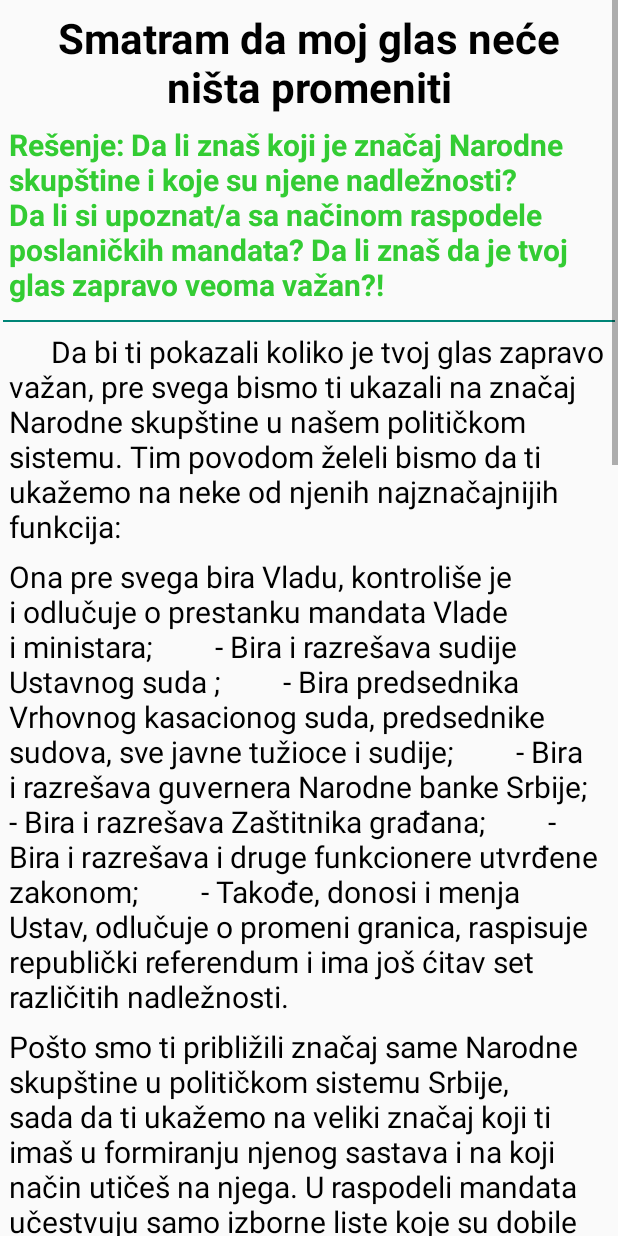
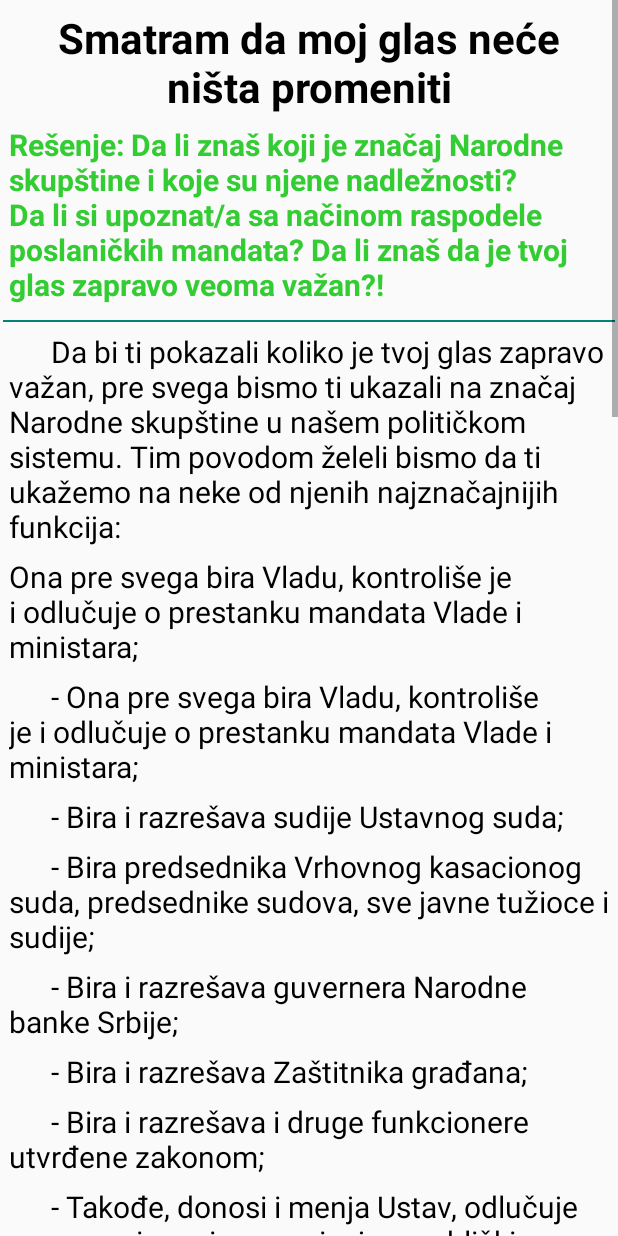
Before and after one commit to OgiVanKenobi/Code-to-Vote, an Android app: the Problem5Activity screen opened directly, with no data from a screen before it, on a phone screen of 412 x 824 dp. Run offline under Robolectric (Android 15) with nearby library versions, the phone set to English and light mode, and no system bars; libraries missing offline, so code that uses them is left out: uk.co.senab; 4 statements that could not run were skipped.

Commit message:
--Problem 5 layout fixed

```diff
--- /dev/null
+++ b/app/src/main/java/com/example/android/codetovote/domain/User.java
@@ -0,0 +1,7 @@
+package com.example.android.codetovote.domain;
+
+public class User {
+
+    private Long id;
+
+}
--- a/app/src/main/res/layout/activity_problem5.xml
+++ b/app/src/main/res/layout/activity_problem5.xml
@@ -67,24 +67,102 @@ na neke od njenih najznačajnijih funkcija:"
                 android:layout_marginLeft="6dp"
                 android:layout_marginRight="6dp"
                 android:gravity="center_vertical"
-                android:text="Ona pre svega bira Vladu, kontroliše je i odlučuje o prestanku mandata Vlade i
-ministara;
-        - Bira i razrešava sudije Ustavnog suda ;
-        - Bira predsednika Vrhovnog kasacionog suda, predsednike sudova, sve javne tužioce i
-sudije;
-        - Bira i razrešava guvernera Narodne banke Srbije;
-        - Bira i razrešava Zaštitnika građana;
-        - Bira i razrešava i druge funkcionere utvrđene zakonom;
-        - Takođe, donosi i menja Ustav, odlučuje o promeni granica, raspisuje republički
-referendum i ima još ćitav set različitih nadležnosti."
+                android:text="Ona pre svega bira Vladu, kontroliše je i odlučuje o prestanku mandata Vlade i ministara; "
                 android:textColor="#000000"
                 android:textSize="20sp" />
+
+            <TextView
+                android:id="@+id/P5TextView21"
+                android:layout_width="wrap_content"
+                android:layout_height="wrap_content"
+                android:layout_marginTop="6dp"
+                android:layout_marginLeft="6dp"
+                android:layout_marginRight="6dp"
+                android:gravity="center_vertical"
+                android:text="      - Ona pre svega bira Vladu, kontroliše je i odlučuje o prestanku mandata Vlade i ministara; "
+                android:textColor="#000000"
+                android:textSize="20sp" />
+
+            <TextView
+                android:id="@+id/P5TextView22"
+                android:layout_width="wrap_content"
+                android:layout_height="wrap_content"
+                android:layout_marginTop="6dp"
+                android:layout_marginLeft="6dp"
+                android:layout_marginRight="6dp"
+                android:gravity="center_vertical"
+                android:text="      - Bira i razrešava sudije Ustavnog suda;"
+                android:textColor="#000000"
+                android:textSize="20sp" />
+
+            <TextView
+                android:id="@+id/P5TextView23"
+                android:layout_width="wrap_content"
+                android:layout_height="wrap_content"
+                android:layout_marginTop="6dp"
+                android:layout_marginLeft="6dp"
+                android:layout_marginRight="6dp"
+                android:gravity="center_vertical"
+                android:text="      - Bira predsednika Vrhovnog kasacionog suda, predsednike sudova, sve javne tužioce i sudije;"
+                android:textColor="#000000"
+                android:textSize="20sp" />
+
+            <TextView
+                android:id="@+id/P5TextView24"
+                android:layout_width="wrap_content"
+                android:layout_height="wrap_content"
+                android:layout_marginTop="6dp"
+                android:layout_marginLeft="6dp"
+                android:layout_marginRight="6dp"
+                android:gravity="center_vertical"
+                android:text="      - Bira i razrešava guvernera Narodne banke Srbije;"
+                android:textColor="#000000"
+                android:textSize="20sp" />
+
+            <TextView
+                android:id="@+id/P5TextView25"
+                android:layout_width="wrap_content"
+                android:layout_height="wrap_content"
+                android:layout_marginTop="6dp"
+                android:layout_marginLeft="6dp"
+                android:layout_marginRight="6dp"
+                android:gravity="center_vertical"
+                android:text="      - Bira i razrešava Zaštitnika građana;"
+                android:textColor="#000000"
+                android:textSize="20sp" />
+
+            <TextView
+                android:id="@+id/P5TextView26"
+                android:layout_width="wrap_content"
+                android:layout_height="wrap_content"
+                android:layout_marginTop="6dp"
+                android:layout_marginLeft="6dp"
+                android:layout_marginRight="6dp"
+                android:gravity="center_vertical"
+                android:text="      - Bira i razrešava i druge funkcionere utvrđene zakonom;"
+                android:textColor="#000000"
+                android:textSize="20sp" />
+
+
+            <TextView
+                android:id="@+id/P5TextView27"
+                android:layout_width="wrap_content"
+                android:layout_height="wrap_content"
+                android:layout_marginTop="6dp"
+                android:layout_marginLeft="6dp"
+                android:layout_marginRight="6dp"
+                android:gravity="center_vertical"
+                android:text="      - Takođe, donosi i menja Ustav, odlučuje o promeni granica, raspisuje republički referendum i ima još ćitav set različitih nadležnosti."
+                android:textColor="#000000"
+                android:textSize="20sp" />
+
+
 
             <TextView
                 android:id="@+id/P5TextView4"
                 android:layout_width="wrap_content"
                 android:layout_height="wrap_content"
-                android:layout_marginTop="6dp"
+                android:layout_marginTop="16dp"
                 android:layout_marginLeft="6dp"
                 android:layout_marginRight="6dp"
                 android:layout_marginBottom="16dp"
@@ -126,6 +204,18 @@ referendum i ima još ćitav set različitih nadležnosti."
                 android:layout_gravity="center"
                 android:layout_marginTop="10dp"
                 android:src="@drawable/skupstina1" />
+            <TextView
+                android:id="@+id/P5TextView10"
+                android:layout_width="wrap_content"
+                android:layout_height="wrap_content"
+                android:layout_gravity="center"
+                android:layout_marginTop="6dp"
+                android:layout_marginLeft="6dp"
+                android:layout_marginRight="6dp"
+                android:gravity="center_vertical"
+                android:text="*Koristite 2 prsta za zum"
+                android:textColor="#808080"
+                android:textSize="20sp" />
 
             <ImageView
                 android:id="@+id/skupstina2"
```
